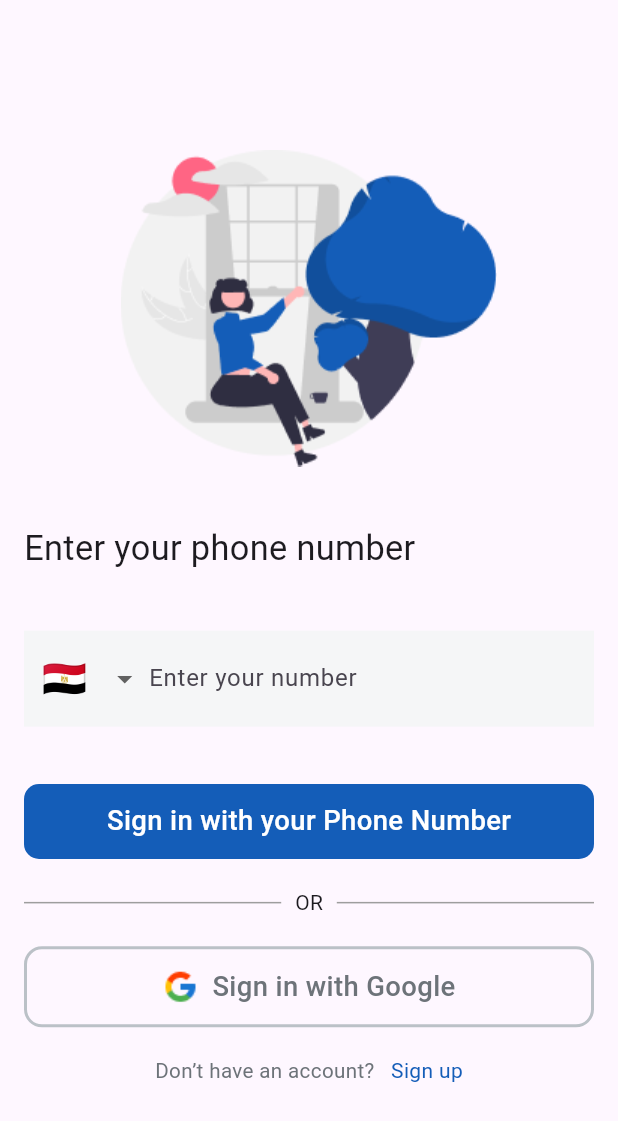
After one commit to Huma-volve/Round-8-mobile-Cure-team1, a Flutter app: the LoginPage screen opened by its route, on a phone screen of 412 x 824 dp. The commit adds this screen. Shown: the top 1121 px of the screen. Run offline on Flutter 3.47's test engine with Material 3 defaults, Android fonts, the phone set to English and light mode, and no system bars; drawn by our look-alikes of intl_phone_number_input; our stand-ins replace flutter_bloc, flutter_screenutil, go_router, smooth_page_indicator; Roboto replaces fonts that are missing (Montserrat, georgia).

Commit message:
feat: complete login UI

```diff
--- a/lib/core/constants/app_route.dart
+++ b/lib/core/constants/app_route.dart
@@ -1,5 +1,7 @@
 class AppRoute {
   static const splash = "/";
   static const loginPage = "/loginPage";
+  static const signupPage = "/signupPage";
+
   static const bookPage = "/bookPage";
 }
--- a/lib/core/constants/go_route.dart
+++ b/lib/core/constants/go_route.dart
@@ -1,6 +1,7 @@
 import 'package:cure_team_1/core/constants/app_route.dart';
 import 'package:cure_team_1/features/Booking/presentation/screens/doctor_details_screen.dart';
 import 'package:cure_team_1/features/auth/login/presentation/pages/login_page.dart';
+import 'package:cure_team_1/features/auth/sign_up/presentation/pages/sign_up_page.dart';
 import 'package:cure_team_1/features/splash/splash_screen.dart';
 import 'package:go_router/go_router.dart';
 
@@ -19,5 +20,9 @@ final GoRouter router = GoRouter(
       path: AppRoute.loginPage,
       builder: (context, state) => const LoginPage(),
     ),
+    GoRoute(
+      path: AppRoute.signupPage,
+      builder: (context, state) => const SignUpPage(),
+    ),
   ],
 );
--- a/lib/core/theme/app_colors.dart
+++ b/lib/core/theme/app_colors.dart
@@ -5,5 +5,7 @@ class AppColors {
   static const Color text = Color(0xFF05162C);
   static const Color primaryColor = Color(0xff145db8);
   static const Color blueGray = Color(0xff6D7379);
-  static const Color offWhite=Color(0xffF5F6F7);
+  static const Color offWhite = Color(0xffF5F6F7);
+  static const Color textFieldColoe = Color(0xffF5F6F7);
+  static const Color borderButton = Color(0xffBBC1C7);
 }
--- a/lib/core/theme/app_text_styles.dart
+++ b/lib/core/theme/app_text_styles.dart
@@ -32,9 +32,19 @@ class AppTextStyles {
       fontWeight: FontWeight.w400,
       fontFamily: 'Montserrat',
       color: AppColors.blueGray);
+  static TextStyle styleRegular12 = TextStyle(
+      fontSize: 12.sp,
+      fontWeight: FontWeight.w400,
+      fontFamily: 'Montserrat',
+      color: AppColors.blueGray);
   static TextStyle styleMedium16White = TextStyle(
       fontSize: 16.sp,
       fontWeight: FontWeight.w500,
       fontFamily: 'Montserrat',
       color: Colors.white);
+  static TextStyle stylegeorgia24 = TextStyle(
+    fontSize: 20.sp,
+    fontWeight: FontWeight.w400,
+    fontFamily: 'georgia',
+  );
 }
--- /dev/null
+++ b/lib/core/widgets/button_with_google.dart
@@ -0,0 +1,41 @@
+import 'package:cure_team_1/core/theme/app_colors.dart';
+import 'package:cure_team_1/core/theme/app_text_styles.dart';
+import 'package:cure_team_1/core/utils/app_images.dart';
+import 'package:flutter/material.dart';
+import 'package:flutter_screenutil/flutter_screenutil.dart';
+
+// ignore: must_be_immutable
+class ButtonWithGoogle extends StatelessWidget {
+  ButtonWithGoogle({super.key, required this.onTap});
+  void Function()? onTap;
+  @override
+  Widget build(BuildContext context) {
+    return GestureDetector(
+      onTap: onTap,
+      child: Container(
+        padding: const EdgeInsets.symmetric(horizontal: 16, vertical: 12),
+        decoration: BoxDecoration(
+          color: Colors.transparent,
+          border: Border.all(
+            color: AppColors.borderButton,
+            width: 2,
+          ),
+          borderRadius: BorderRadius.circular(12),
+        ),
+        child: Row(
+          mainAxisAlignment: MainAxisAlignment.center,
+          children: [
+            Image.asset(AppImages.iconGgogle),
+            SizedBox(
+              width: 8.w,
+            ),
+            Text(
+              'Sign in with Google',
+              style: AppTextStyles.styleMedium16,
+            )
+          ],
+        ),
+      ),
+    );
+  }
+}
--- /dev/null
+++ b/lib/core/widgets/phone_input.dart
@@ -0,0 +1,39 @@
+import 'package:cure_team_1/core/theme/app_colors.dart';
+import 'package:flutter/material.dart';
+import 'package:intl_phone_number_input/intl_phone_number_input.dart';
+
+class PhoneInputExample extends StatelessWidget {
+  const PhoneInputExample({super.key});
+
+  @override
+  Widget build(BuildContext context) {
+    PhoneNumber number = PhoneNumber(isoCode: 'EG');
+
+    return InternationalPhoneNumberInput(
+      onInputChanged: (PhoneNumber number) {},
+      selectorConfig: const SelectorConfig(
+        selectorType: PhoneInputSelectorType.DROPDOWN,
+        useEmoji: true,
+        showFlags: true,
+        setSelectorButtonAsPrefixIcon: true,
+      ),
+      selectorTextStyle: const TextStyle(fontSize: 0),
+      spaceBetweenSelectorAndTextField: 0.0,
+      ignoreBlank: false,
+      autoValidateMode: AutovalidateMode.disabled,
+      initialValue: number,
+      textFieldController: TextEditingController(),
+      formatInput: false,
+      inputDecoration: const InputDecoration(
+        hintText: 'Enter your number',
+        border: InputBorder.none,
+        filled: true,
+        fillColor: AppColors.textFieldColoe,
+        contentPadding: EdgeInsets.symmetric(
+          vertical: 20,
+          horizontal: 16,
+        ),
+      ),
+    );
+  }
+}
--- a/lib/features/auth/login/presentation/pages/login_page.dart
+++ b/lib/features/auth/login/presentation/pages/login_page.dart
@@ -1,3 +1,4 @@
+import 'package:cure_team_1/features/auth/login/presentation/pages/widgets/login_view_body.dart';
 import 'package:flutter/material.dart';
 
 class LoginPage extends StatelessWidget {
@@ -5,6 +6,8 @@ class LoginPage extends StatelessWidget {
 
   @override
   Widget build(BuildContext context) {
-    return const Scaffold();
+    return const Scaffold(
+      body: LoginViewBody(),
+    );
   }
 }
--- /dev/null
+++ b/lib/features/auth/login/presentation/pages/widgets/divider_login.dart
@@ -0,0 +1,36 @@
+import 'package:flutter/material.dart';
+import 'package:flutter_screenutil/flutter_screenutil.dart';
+
+class DividerLogin extends StatelessWidget {
+  const DividerLogin({
+    super.key,
+  });
+
+  @override
+  Widget build(BuildContext context) {
+    return Row(
+      mainAxisAlignment: MainAxisAlignment.center,
+      children: [
+        const Expanded(
+          child: Divider(
+            thickness: 1,
+            color: Colors.grey,
+          ),
+        ),
+        SizedBox(
+          width: 8.w,
+        ),
+        const Text('OR'),
+        SizedBox(
+          width: 8.w,
+        ),
+        const Expanded(
+          child: Divider(
+            thickness: 1,
+            color: Colors.grey,
+          ),
+        ),
+      ],
+    );
+  }
+}
--- /dev/null
+++ b/lib/features/auth/login/presentation/pages/widgets/login_view_body.dart
@@ -0,0 +1,82 @@
+import 'package:cure_team_1/core/constants/app_route.dart';
+import 'package:cure_team_1/core/theme/app_colors.dart';
+import 'package:cure_team_1/core/theme/app_text_styles.dart';
+import 'package:cure_team_1/core/utils/app_images.dart';
+import 'package:cure_team_1/core/widgets/custome_button.dart';
+import 'package:cure_team_1/core/widgets/button_with_google.dart';
+import 'package:cure_team_1/features/auth/login/presentation/pages/widgets/divider_login.dart';
+import 'package:cure_team_1/core/widgets/phone_input.dart';
+import 'package:flutter/material.dart';
+import 'package:flutter_screenutil/flutter_screenutil.dart';
+import 'package:go_router/go_router.dart';
+
+class LoginViewBody extends StatelessWidget {
+  const LoginViewBody({super.key});
+
+  @override
+  Widget build(BuildContext context) {
+    return Padding(
+      padding: const EdgeInsets.symmetric(horizontal: 16),
+      child: Column(
+        mainAxisAlignment: MainAxisAlignment.center,
+        children: [
+          Center(child: Image.asset(AppImages.loginImage)),
+          SizedBox(
+            height: 32.h,
+          ),
+          Row(
+            mainAxisAlignment: MainAxisAlignment.start,
+            children: [
+              Text(
+                'Enter your phone number',
+                style: AppTextStyles.stylegeorgia24,
+              ),
+            ],
+          ),
+          SizedBox(
+            height: 32.h,
+          ),
+          const PhoneInputExample(),
+          SizedBox(
+            height: 32.h,
+          ),
+          CustomeButton(
+              text: 'Sign in with your Phone Number',
+              color: AppColors.primaryColor,
+              onTap: () {}),
+          SizedBox(
+            height: 16.h,
+          ),
+          const DividerLogin(),
+          SizedBox(
+            height: 16.h,
+          ),
+          ButtonWithGoogle(
+            onTap: () {},
+          ),
+          SizedBox(
+            height: 16.h,
+          ),
+          Row(
+            mainAxisAlignment: MainAxisAlignment.center,
+            children: [
+              Text(
+                'Don’t have an account?   ',
+                style: AppTextStyles.styleRegular12,
+              ),
+              GestureDetector(
+                onTap: () {
+                  GoRouter.of(context).pushReplacement(AppRoute.signupPage);
+                },
+                child: const Text(
+                  'Sign up',
+                  style: TextStyle(color: AppColors.primaryColor),
+                ),
+              )
+            ],
+          )
+        ],
+      ),
+    );
+  }
+}
--- a/lib/features/auth/sign_up/presentation/pages/sign_up_page.dart
+++ b/lib/features/auth/sign_up/presentation/pages/sign_up_page.dart
@@ -5,6 +5,6 @@ class SignUpPage extends StatelessWidget {
 
   @override
   Widget build(BuildContext context) {
-    return const Placeholder();
+    return const Scaffold();
   }
 }
--- a/lib/features/onboarding/presentation/pages/widgets/onboarding_view_body.dart
+++ b/lib/features/onboarding/presentation/pages/widgets/onboarding_view_body.dart
@@ -33,7 +33,7 @@ class OnboardingViewBody extends StatelessWidget {
           const Spacer(flex: 1),
           Text(
             screen.title,
-            style: AppTextStyles.styleRegular24,
+            style: AppTextStyles.stylegeorgia24,
             textAlign: TextAlign.center,
           ),
           SizedBox(
--- a/pubspec.yaml
+++ b/pubspec.yaml
@@ -17,6 +17,7 @@ dependencies:
   flutter_screenutil: ^5.9.3
   go_router: ^17.0.0
   smooth_page_indicator: ^1.1.0+2
+  intl_phone_number_input: ^0.7.5
 
 dev_dependencies:
   flutter_lints: ^3.0.0
```
Also changed, not shown: pubspec.lock.
